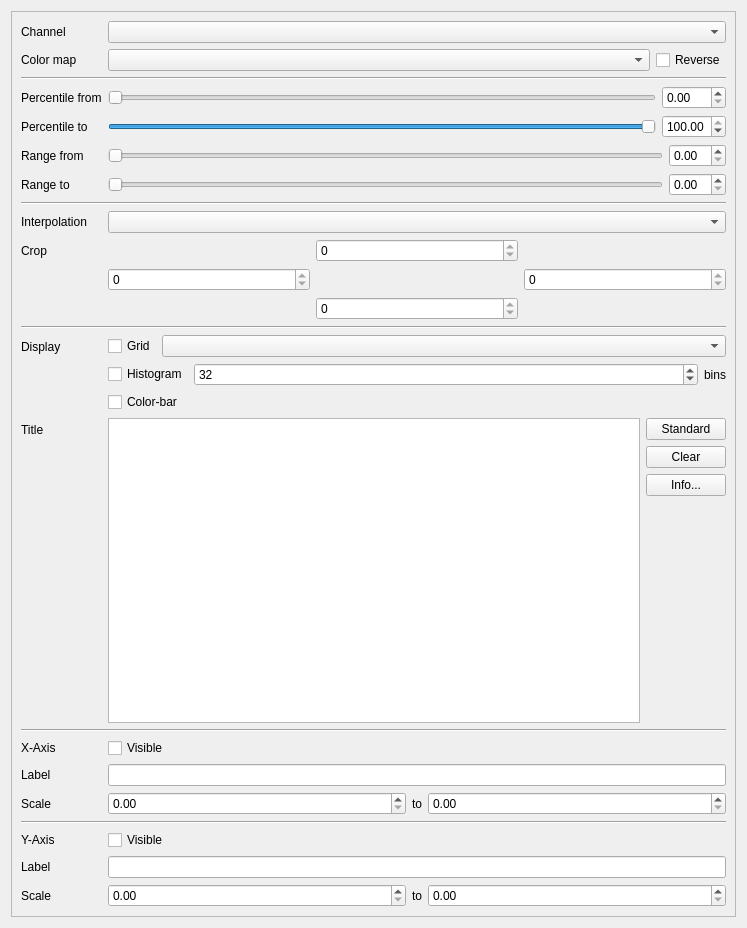
Before: the Qt Designer form rastools/rasviewer/mdi_window.ui in waveform-computing/rastools, drawn with Qt 5.
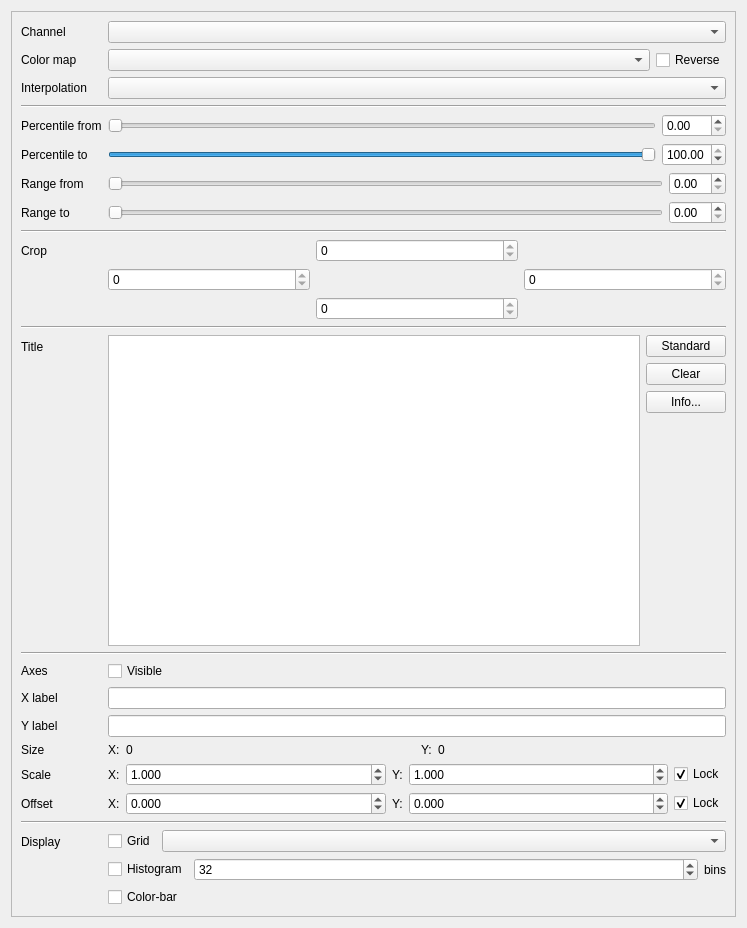
After: the same form once the commit is applied.

Commit message: Completed scaling and offsetting of axes, and re-arranged the MDI interface to be a bit more intuitive

```diff
--- a/rastools/rasviewer/mdi_window.ui
+++ b/rastools/rasviewer/mdi_window.ui
@@ -28,7 +28,7 @@
       </property>
       <property name="minimumSize">
        <size>
-        <width>381</width>
+        <width>441</width>
         <height>0</height>
        </size>
       </property>
@@ -94,14 +94,27 @@
           </item>
          </layout>
         </item>
-        <item row="2" column="0" colspan="2">
-         <widget class="Line" name="line">
+        <item row="2" column="0">
+         <widget class="QLabel" name="interpolation_label">
+          <property name="text">
+           <string>Interpolation</string>
+          </property>
+          <property name="buddy">
+           <cstring>interpolation_combo</cstring>
+          </property>
+         </widget>
+        </item>
+        <item row="2" column="1">
+         <widget class="QComboBox" name="interpolation_combo"/>
+        </item>
+        <item row="3" column="0" colspan="2">
+         <widget class="Line" name="percentile_line">
           <property name="orientation">
            <enum>Qt::Horizontal</enum>
           </property>
          </widget>
         </item>
-        <item row="3" column="0">
+        <item row="4" column="0">
          <widget class="QLabel" name="percentile_from_label">
           <property name="text">
            <string>Percentile from</string>
@@ -111,7 +124,7 @@
           </property>
          </widget>
         </item>
-        <item row="3" column="1">
+        <item row="4" column="1">
          <layout class="QHBoxLayout" name="percentile_from_layout">
           <item>
            <widget class="QSlider" name="percentile_from_slider">
@@ -141,7 +154,7 @@
           </item>
          </layout>
         </item>
-        <item row="4" column="0">
+        <item row="5" column="0">
          <widget class="QLabel" name="percentile_to_label">
           <property name="text">
            <string>Percentile to</string>
@@ -151,7 +164,7 @@
           </property>
          </widget>
         </item>
-        <item row="4" column="1">
+        <item row="5" column="1">
          <layout class="QHBoxLayout" name="percentile_to_layout">
           <item>
            <widget class="QSlider" name="percentile_to_slider">
@@ -187,7 +200,7 @@
           </item>
          </layout>
         </item>
-        <item row="5" column="0">
+        <item row="6" column="0">
          <widget class="QLabel" name="range_from_label">
           <property name="text">
            <string>Range from</string>
@@ -197,7 +210,7 @@
           </property>
          </widget>
         </item>
-        <item row="5" column="1">
+        <item row="6" column="1">
          <layout class="QHBoxLayout" name="range_from_layout">
           <item>
            <widget class="QSlider" name="range_from_slider">
@@ -214,7 +227,7 @@
           </item>
          </layout>
         </item>
-        <item row="6" column="0">
+        <item row="7" column="0">
          <widget class="QLabel" name="range_to_label">
           <property name="text">
            <string>Range to</string>
@@ -224,7 +237,7 @@
           </property>
          </widget>
         </item>
-        <item row="6" column="1">
+        <item row="7" column="1">
          <layout class="QHBoxLayout" name="range_to_layout">
           <item>
            <widget class="QSlider" name="range_to_slider">
@@ -241,26 +254,13 @@
           </item>
          </layout>
         </item>
-        <item row="7" column="0" colspan="2">
-         <widget class="Line" name="line_2">
+        <item row="8" column="0" colspan="2">
+         <widget class="Line" name="interpolation_line">
           <property name="orientation">
            <enum>Qt::Horizontal</enum>
           </property>
          </widget>
         </item>
-        <item row="8" column="0">
-         <widget class="QLabel" name="interpolation_label">
-          <property name="text">
-           <string>Interpolation</string>
-          </property>
-          <property name="buddy">
-           <cstring>interpolation_combo</cstring>
-          </property>
-         </widget>
-        </item>
-        <item row="8" column="1">
-         <widget class="QComboBox" name="interpolation_combo"/>
-        </item>
         <item row="9" column="0">
          <widget class="QLabel" name="crop_label">
           <property name="text">
@@ -303,95 +303,21 @@
           </item>
          </layout>
         </item>
+        <item row="10" column="0" colspan="2">
+         <widget class="Line" name="display_line">
+          <property name="orientation">
+           <enum>Qt::Horizontal</enum>
+          </property>
+         </widget>
+        </item>
         <item row="11" column="0">
-         <widget class="QLabel" name="display_label">
-          <property name="text">
-           <string>Display</string>
-          </property>
-         </widget>
-        </item>
-        <item row="11" column="1">
-         <layout class="QVBoxLayout" name="display_layout">
-          <item>
-           <layout class="QHBoxLayout" name="grid_layout">
-            <item>
-             <widget class="QCheckBox" name="grid_check">
-              <property name="sizePolicy">
-               <sizepolicy hsizetype="Fixed" vsizetype="Fixed">
-                <horstretch>0</horstretch>
-                <verstretch>0</verstretch>
-               </sizepolicy>
-              </property>
-              <property name="text">
-               <string>Grid</string>
-              </property>
-             </widget>
-            </item>
-            <item>
-             <widget class="QComboBox" name="grid_style_combo"/>
-            </item>
-           </layout>
-          </item>
-          <item>
-           <layout class="QHBoxLayout" name="histogram_layout">
-            <item>
-             <widget class="QCheckBox" name="histogram_check">
-              <property name="sizePolicy">
-               <sizepolicy hsizetype="Fixed" vsizetype="Fixed">
-                <horstretch>0</horstretch>
-                <verstretch>0</verstretch>
-               </sizepolicy>
-              </property>
-              <property name="text">
-               <string>Histogram</string>
-              </property>
-             </widget>
-            </item>
-            <item>
-             <widget class="QSpinBox" name="histogram_bins_spinbox">
-              <property name="minimum">
-               <number>2</number>
-              </property>
-              <property name="maximum">
-               <number>100</number>
-              </property>
-              <property name="value">
-               <number>32</number>
-              </property>
-             </widget>
-            </item>
-            <item>
-             <widget class="QLabel" name="bins_label">
-              <property name="sizePolicy">
-               <sizepolicy hsizetype="Fixed" vsizetype="Preferred">
-                <horstretch>0</horstretch>
-                <verstretch>0</verstretch>
-               </sizepolicy>
-              </property>
-              <property name="text">
-               <string>bins</string>
-              </property>
-             </widget>
-            </item>
-           </layout>
-          </item>
-          <item>
-           <widget class="QCheckBox" name="colorbar_check">
-            <property name="text">
-             <string>Color-bar</string>
-            </property>
-           </widget>
-          </item>
-         </layout>
-        </item>
-        <item row="12" column="0">
          <widget class="QLabel" name="title_label">
           <property name="text">
            <string>Title</string>
           </property>
          </widget>
         </item>
-        <item row="12" column="1">
+        <item row="11" column="1">
          <layout class="QHBoxLayout" name="title_layout_1">
           <item>
            <widget class="QPlainTextEdit" name="title_edit">
@@ -407,6 +333,12 @@
            <layout class="QVBoxLayout" name="title_layout_2">
             <item>
              <widget class="QPushButton" name="standard_button">
+              <property name="sizePolicy">
+               <sizepolicy hsizetype="Fixed" vsizetype="Fixed">
+                <horstretch>0</horstretch>
+                <verstretch>0</verstretch>
+               </sizepolicy>
+              </property>
               <property name="text">
                <string>Standard</string>
               </property>
@@ -414,6 +346,12 @@
             </item>
             <item>
              <widget class="QPushButton" name="clear_button">
+              <property name="sizePolicy">
+               <sizepolicy hsizetype="Fixed" vsizetype="Fixed">
+                <horstretch>0</horstretch>
+                <verstretch>0</verstretch>
+               </sizepolicy>
+              </property>
               <property name="text">
                <string>Clear</string>
               </property>
@@ -421,6 +359,12 @@
             </item>
             <item>
              <widget class="QPushButton" name="info_button">
+              <property name="sizePolicy">
+               <sizepolicy hsizetype="Fixed" vsizetype="Fixed">
+                <horstretch>0</horstretch>
+                <verstretch>0</verstretch>
+               </sizepolicy>
+              </property>
               <property name="text">
                <string>Info...</string>
               </property>
@@ -443,55 +387,78 @@
           </item>
          </layout>
         </item>
-        <item row="13" column="0" colspan="2">
-         <widget class="Line" name="line_3">
+        <item row="12" column="0" colspan="2">
+         <widget class="Line" name="axes_line">
           <property name="orientation">
            <enum>Qt::Horizontal</enum>
           </property>
          </widget>
         </item>
+        <item row="13" column="0">
+         <widget class="QLabel" name="axes_label">
+          <property name="text">
+           <string>Axes</string>
+          </property>
+         </widget>
+        </item>
+        <item row="13" column="1">
+         <widget class="QCheckBox" name="axes_check">
+          <property name="text">
+           <string>Visible</string>
+          </property>
+         </widget>
+        </item>
         <item row="14" column="0">
-         <widget class="QLabel" name="x_axis_label">
+         <widget class="QLabel" name="x_label_label">
           <property name="text">
-           <string>X-Axis</string>
+           <string>X label</string>
           </property>
          </widget>
         </item>
         <item row="14" column="1">
-         <widget class="QCheckBox" name="x_visible_check">
-          <property name="text">
-           <string>Visible</string>
-          </property>
-         </widget>
+         <widget class="QLineEdit" name="x_label_edit"/>
         </item>
         <item row="15" column="0">
-         <widget class="QLabel" name="x_label_label">
+         <widget class="QLabel" name="y_label_label">
           <property name="text">
-           <string>Label</string>
+           <string>Y label</string>
           </property>
          </widget>
         </item>
         <item row="15" column="1">
-         <widget class="QLineEdit" name="x_label_edit"/>
+         <widget class="QLineEdit" name="y_label_edit"/>
         </item>
         <item row="16" column="0">
-         <widget class="QLabel" name="x_scale_label">
+         <widget class="QLabel" name="size_label">
           <property name="text">
-           <string>Scale</string>
+           <string>Size</string>
           </property>
          </widget>
         </item>
         <item row="16" column="1">
-         <layout class="QHBoxLayout" name="x_scale_layout">
+         <layout class="QHBoxLayout" name="horizontalLayout">
           <item>
-           <widget class="QDoubleSpinBox" name="x_scale_from_spinbox">
-            <property name="maximum">
-             <double>1000000.000000000000000</double>
+           <widget class="QLabel" name="x_size_label_2">
+            <property name="sizePolicy">
+             <sizepolicy hsizetype="Fixed" vsizetype="Preferred">
+              <horstretch>0</horstretch>
+              <verstretch>0</verstretch>
+             </sizepolicy>
             </property>
+            <property name="text">
+             <string>X:</string>
+            </property>
            </widget>
           </item>
           <item>
-           <widget class="QLabel" name="x_scale_label_2">
+           <widget class="QLabel" name="x_size_label">
+            <property name="text">
+             <string>0</string>
+            </property>
+           </widget>
+          </item>
+          <item>
+           <widget class="QLabel" name="y_size_label_2">
             <property name="sizePolicy">
              <sizepolicy hsizetype="Fixed" vsizetype="Preferred">
               <horstretch>0</horstretch>
@@ -499,90 +466,272 @@
              </sizepolicy>
             </property>
             <property name="text">
-             <string>to</string>
+             <string>Y:</string>
             </property>
            </widget>
           </item>
           <item>
-           <widget class="QDoubleSpinBox" name="x_scale_to_spinbox">
-            <property name="maximum">
-             <double>1000000.000000000000000</double>
+           <widget class="QLabel" name="y_size_label">
+            <property name="text">
+             <string>0</string>
             </property>
            </widget>
           </item>
          </layout>
         </item>
-        <item row="18" column="0">
-         <widget class="QLabel" name="y_axis_label">
+        <item row="17" column="0">
+         <widget class="QLabel" name="scale_label">
           <property name="text">
-           <string>Y-Axis</string>
+           <string>Scale</string>
           </property>
          </widget>
         </item>
-        <item row="18" column="1">
-         <widget class="QCheckBox" name="y_visible_check">
-          <property name="text">
-           <string>Visible</string>
-          </property>
-         </widget>
+        <item row="17" column="1">
+         <layout class="QHBoxLayout" name="scale_layout">
+          <item>
+           <widget class="QLabel" name="x_scale_label">
+            <property name="sizePolicy">
+             <sizepolicy hsizetype="Fixed" vsizetype="Preferred">
+              <horstretch>0</horstretch>
+              <verstretch>0</verstretch>
+             </sizepolicy>
+            </property>
+            <property name="text">
+             <string>X:</string>
+            </property>
+           </widget>
+          </item>
+          <item>
+           <widget class="QDoubleSpinBox" name="x_scale_spinbox">
+            <property name="decimals">
+             <number>3</number>
+            </property>
+            <property name="minimum">
+             <double>0.001000000000000</double>
+            </property>
+            <property name="maximum">
+             <double>1000.000000000000000</double>
+            </property>
+            <property name="singleStep">
+             <double>0.100000000000000</double>
+            </property>
+            <property name="value">
+             <double>1.000000000000000</double>
+            </property>
+           </widget>
+          </item>
+          <item>
+           <widget class="QLabel" name="y_scale_label">
+            <property name="sizePolicy">
+             <sizepolicy hsizetype="Fixed" vsizetype="Preferred">
+              <horstretch>0</horstretch>
+              <verstretch>0</verstretch>
+             </sizepolicy>
+            </property>
+            <property name="text">
+             <string>Y:</string>
+            </property>
+           </widget>
+          </item>
+          <item>
+           <widget class="QDoubleSpinBox" name="y_scale_spinbox">
+            <property name="decimals">
+             <number>3</number>
+            </property>
+            <property name="minimum">
+             <double>0.001000000000000</double>
+            </property>
+            <property name="maximum">
+             <double>1000.000000000000000</double>
+            </property>
+            <property name="singleStep">
+             <double>0.100000000000000</double>
+            </property>
+            <property name="value">
+             <double>1.000000000000000</double>
+            </property>
+           </widget>
+          </item>
+          <item>
+           <widget class="QCheckBox" name="scale_locked_check">
+            <property name="sizePolicy">
+             <sizepolicy hsizetype="Fixed" vsizetype="Fixed">
+              <horstretch>0</horstretch>
+              <verstretch>0</verstretch>
+             </sizepolicy>
+            </property>
+            <property name="text">
+             <string>Lock</string>
+            </property>
+            <property name="checked">
+             <bool>true</bool>
+            </property>
+           </widget>
+          </item>
+         </layout>
         </item>
         <item row="19" column="0">
-         <widget class="QLabel" name="y_label_label">
+         <widget class="QLabel" name="offset_label">
           <property name="text">
-           <string>Label</string>
+           <string>Offset</string>
           </property>
          </widget>
         </item>
         <item row="19" column="1">
-         <widget class="QLineEdit" name="y_label_edit"/>
+         <layout class="QHBoxLayout" name="offset_layout">
+          <item>
+           <widget class="QLabel" name="x_offset_label">
+            <property name="sizePolicy">
+             <sizepolicy hsizetype="Fixed" vsizetype="Preferred">
+              <horstretch>0</horstretch>
+              <verstretch>0</verstretch>
+             </sizepolicy>
+            </property>
+            <property name="text">
+             <string>X:</string>
+            </property>
+           </widget>
+          </item>
+          <item>
+           <widget class="QDoubleSpinBox" name="x_offset_spinbox">
+            <property name="decimals">
+             <number>3</number>
+            </property>
+            <property name="minimum">
+             <double>-1000.000000000000000</double>
+            </property>
+            <property name="maximum">
+             <double>1000.000000000000000</double>
+            </property>
+           </widget>
+          </item>
+          <item>
+           <widget class="QLabel" name="y_offset_label">
+            <property name="sizePolicy">
+             <sizepolicy hsizetype="Fixed" vsizetype="Preferred">
+              <horstretch>0</horstretch>
+              <verstretch>0</verstretch>
+             </sizepolicy>
+            </property>
+            <property name="text">
+             <string>Y:</string>
+            </property>
+           </widget>
+          </item>
+          <item>
+           <widget class="QDoubleSpinBox" name="y_offset_spinbox">
+            <property name="decimals">
+             <number>3</number>
+            </property>
+            <property name="minimum">
+             <double>-1000.000000000000000</double>
+            </property>
+            <property name="maximum">
+             <double>1000.000000000000000</double>
+            </property>
+           </widget>
+          </item>
+          <item>
+           <widget class="QCheckBox" name="offset_locked_check">
+            <property name="sizePolicy">
+             <sizepolicy hsizetype="Fixed" vsizetype="Fixed">
+              <horstretch>0</horstretch>
+              <verstretch>0</verstretch>
+             </sizepolicy>
+            </property>
+            <property name="text">
+             <string>Lock</string>
+            </property>
+            <property name="checked">
+             <bool>true</bool>
+            </property>
+           </widget>
+          </item>
+         </layout>
         </item>
-        <item row="20" column="0">
-         <widget class="QLabel" name="y_scale_label">
+        <item row="21" column="0">
+         <widget class="QLabel" name="display_label">
           <property name="text">
-           <string>Scale</string>
+           <string>Display</string>
           </property>
          </widget>
         </item>
-        <item row="20" column="1">
-         <layout class="QHBoxLayout" name="y_scale_layout">
+        <item row="21" column="1">
+         <layout class="QVBoxLayout" name="display_layout">
           <item>
-           <widget class="QDoubleSpinBox" name="y_scale_to_spinbox">
-            <property name="maximum">
-             <double>1000000.000000000000000</double>
-            </property>
-           </widget>
+           <layout class="QHBoxLayout" name="grid_layout">
+            <item>
+             <widget class="QCheckBox" name="grid_check">
+              <property name="sizePolicy">
+               <sizepolicy hsizetype="Fixed" vsizetype="Fixed">
+                <horstretch>0</horstretch>
+                <verstretch>0</verstretch>
+               </sizepolicy>
+              </property>
+              <property name="text">
+               <string>Grid</string>
+              </property>
+             </widget>
+            </item>
+            <item>
+             <widget class="QComboBox" name="grid_style_combo"/>
+            </item>
+           </layout>
           </item>
           <item>
-           <widget class="QLabel" name="y_scale_label_2">
-            <property name="sizePolicy">
-             <sizepolicy hsizetype="Fixed" vsizetype="Preferred">
-              <horstretch>0</horstretch>
-              <verstretch>0</verstretch>
-             </sizepolicy>
-            </property>
+           <layout class="QHBoxLayout" name="histogram_layout">
+            <item>
+             <widget class="QCheckBox" name="histogram_check">
+              <property name="sizePolicy">
+               <sizepolicy hsizetype="Fixed" vsizetype="Fixed">
+                <horstretch>0</horstretch>
+                <verstretch>0</verstretch>
+               </sizepolicy>
+              </property>
+              <property name="text">
+               <string>Histogram</string>
+              </property>
+             </widget>
+            </item>
+            <item>
+             <widget class="QSpinBox" name="histogram_bins_spinbox">
+              <property name="minimum">
+               <number>2</number>
+              </property>
+              <property name="maximum">
+               <number>100</number>
+              </property>
+              <property name="value">
+               <number>32</number>
+              </property>
+             </widget>
+            </item>
+            <item>
+             <widget class="QLabel" name="bins_label">
+              <property name="sizePolicy">
+               <sizepolicy hsizetype="Fixed" vsizetype="Preferred">
+                <horstretch>0</horstretch>
+                <verstretch>0</verstretch>
+               </sizepolicy>
+              </property>
+              <property name="text">
+               <string>bins</string>
+              </property>
+             </widget>
+            </item>
+           </layout>
+          </item>
+          <item>
+           <widget class="QCheckBox" name="colorbar_check">
             <property name="text">
-             <string>to</string>
-            </property>
-           </widget>
-          </item>
-          <item>
-           <widget class="QDoubleSpinBox" name="y_scale_from_spinbox">
-            <property name="maximum">
-             <double>1000000.000000000000000</double>
+             <string>Color-bar</string>
             </property>
            </widget>
           </item>
          </layout>
         </item>
-        <item row="17" column="0" colspan="2">
-         <widget class="Line" name="line_4">
-          <property name="orientation">
-           <enum>Qt::Horizontal</enum>
-          </property>
-         </widget>
-        </item>
-        <item row="10" column="0" colspan="2">
-         <widget class="Line" name="line_5">
+        <item row="20" column="0" colspan="2">
+         <widget class="Line" name="axes_line_2">
           <property name="orientation">
            <enum>Qt::Horizontal</enum>
           </property>
```
Left out of the diff: 25 changed lines with no effect on the pictures. The commit also changes 1 other file.
